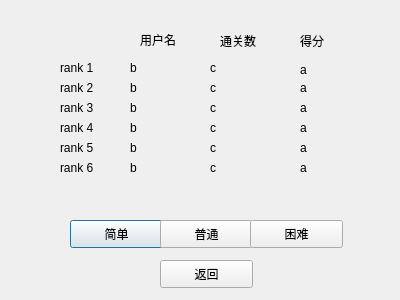
WCIofQMandRA/Protect-the-Planet, file dialog_ranklist.ui: the form before one commit.
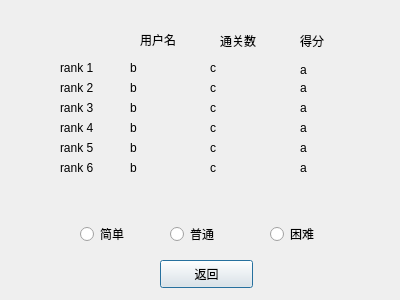
The form after the commit.

Commit message: Adapt QRadioButton

Diff of the .ui file:
```diff
--- a/dialog_ranklist.ui
+++ b/dialog_ranklist.ui
@@ -13,10 +13,10 @@
   <property name="windowTitle">
    <string>Dialog</string>
   </property>
-  <widget class="QPushButton" name="but_easy">
+  <widget class="QRadioButton" name="but_easy">
    <property name="geometry">
     <rect>
-     <x>70</x>
+     <x>80</x>
      <y>220</y>
      <width>93</width>
      <height>28</height>
@@ -26,10 +26,10 @@
     <string>简单</string>
    </property>
   </widget>
-  <widget class="QPushButton" name="but_normal">
+  <widget class="QRadioButton" name="but_normal">
    <property name="geometry">
     <rect>
-     <x>160</x>
+     <x>170</x>
      <y>220</y>
      <width>93</width>
      <height>28</height>
@@ -39,10 +39,10 @@
     <string>普通</string>
    </property>
   </widget>
-  <widget class="QPushButton" name="but_hard">
+  <widget class="QRadioButton" name="but_hard">
    <property name="geometry">
     <rect>
-     <x>250</x>
+     <x>270</x>
      <y>220</y>
      <width>93</width>
      <height>28</height>
```
